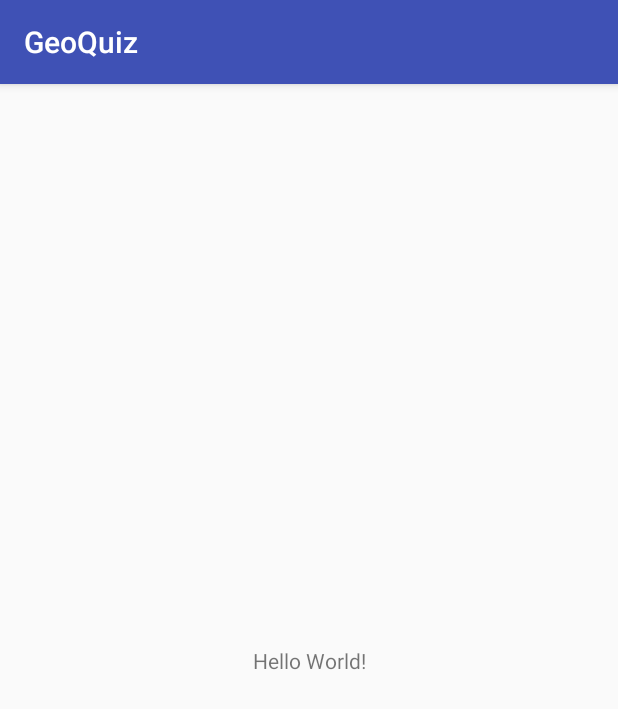
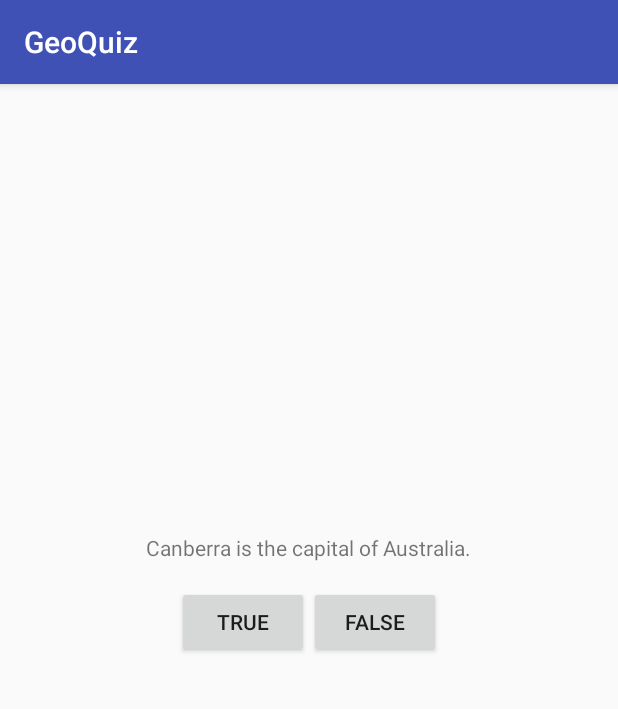
Before and after one commit to ATP93/GeoQuiz, an Android app: the screen it shows after launch (QuizActivity), on a phone screen of 412 x 824 dp. Shown: the top 709 px of the screen. Run offline under Robolectric (Android 15) with nearby library versions, the phone set to English and light mode, and no system bars.

Commit message:
laying out basic components

```diff
--- a/app/src/main/res/layout/activity_quiz.xml
+++ b/app/src/main/res/layout/activity_quiz.xml
@@ -8,12 +8,40 @@
     tools:context="com.denisgalajda.geoquiz.QuizActivity">
 
     <TextView
+        android:id="@+id/question_text"
         android:layout_width="wrap_content"
         android:layout_height="wrap_content"
-        android:text="Hello World!"
+        android:text="@string/question_text"
         app:layout_constraintBottom_toBottomOf="parent"
         app:layout_constraintLeft_toLeftOf="parent"
         app:layout_constraintRight_toRightOf="parent"
-        app:layout_constraintTop_toTopOf="parent"/>
+        app:layout_constraintTop_toTopOf="parent"
+        app:layout_constraintVertical_bias="0.39999998"/>
+
+    <LinearLayout
+        android:layout_width="wrap_content"
+        android:layout_height="wrap_content"
+        android:layout_marginEnd="8dp"
+        android:layout_marginStart="8dp"
+        android:layout_marginTop="16dp"
+        android:orientation="horizontal"
+        app:layout_constraintEnd_toEndOf="parent"
+        app:layout_constraintStart_toStartOf="parent"
+        app:layout_constraintTop_toBottomOf="@+id/question_text">
+
+        <Button
+            android:id="@+id/true_button"
+            android:layout_width="wrap_content"
+            android:layout_height="wrap_content"
+            android:layout_weight="1"
+            android:text="@string/true_button"/>
+
+        <Button
+            android:id="@+id/false_button"
+            android:layout_width="wrap_content"
+            android:layout_height="wrap_content"
+            android:layout_weight="1"
+            android:text="@string/false_button"/>
+    </LinearLayout>
 
 </android.support.constraint.ConstraintLayout>
--- a/app/src/main/res/values/strings.xml
+++ b/app/src/main/res/values/strings.xml
@@ -1,3 +1,6 @@
 <resources>
     <string name="app_name">GeoQuiz</string>
+    <string name="question_text">Canberra is the capital of Australia.</string>
+    <string name="true_button">True</string>
+    <string name="false_button">False</string>
 </resources>
```
